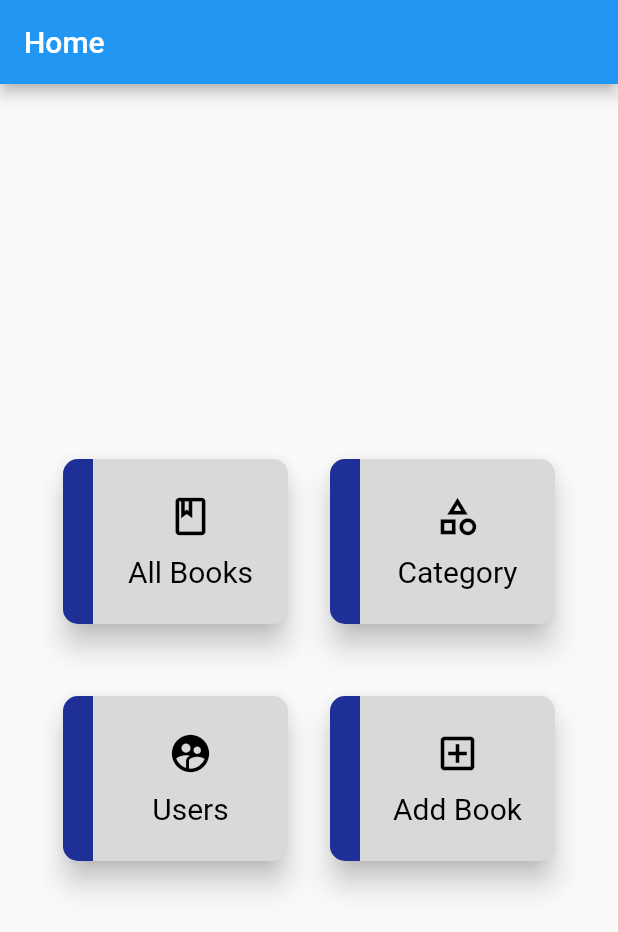
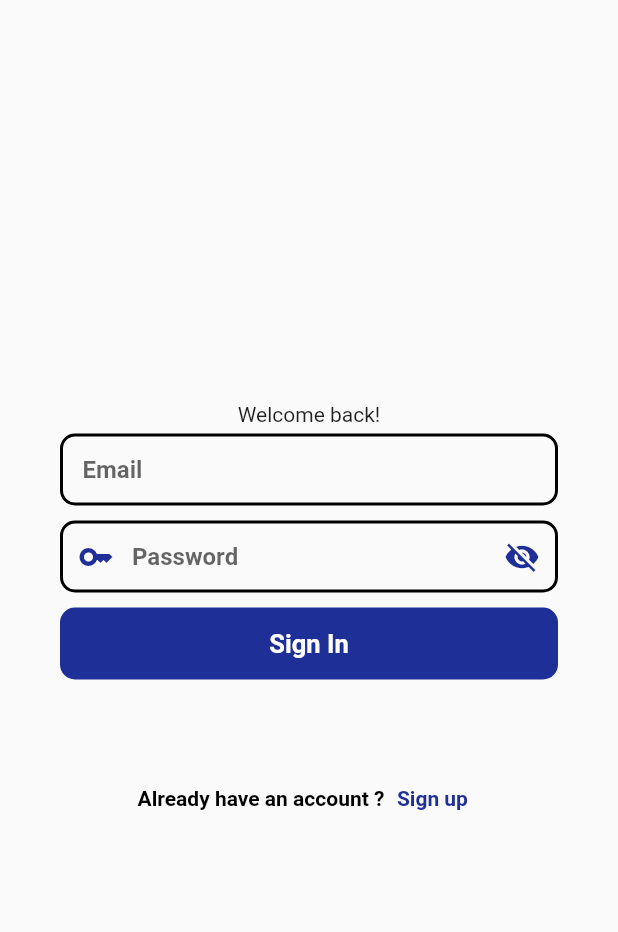
Before and after one commit to hashanranasinghe/library_management_app, a Flutter app: the screen it shows after launch, on a phone screen of 412 x 824 dp. Shown: the top 932 px of the screen. Run offline on Flutter 3.47's test engine with Material 2 defaults, Android fonts, the phone set to English and light mode, and no system bars; our stand-ins replace cloud_firestore, file_picker, firebase_auth, firebase_core, firebase_storage, fluttertoast; accounts and stored records are empty; Roboto replaces fonts that are missing (InriaSans).

Commit message:
login & signup

```diff
--- a/lib/api/validator.dart
+++ b/lib/api/validator.dart
@@ -47,7 +47,7 @@ class Validator {
   static String? videoValidate(String value) {
     if (value.isEmpty) {
       return "Name cannot be Empty";
-    } else if (value.length < 3) {
+    } else if (value.length < 1) {
       return "Invalid Name.";
     }
     return null;
--- a/lib/main.dart
+++ b/lib/main.dart
@@ -1,18 +1,13 @@
 import 'package:firebase_core/firebase_core.dart';
 import 'package:flutter/material.dart';
-import 'package:flutter/services.dart';
-import 'package:library_management_app/models/models.dart';
 import 'package:library_management_app/models/provider.dart';
 import 'package:library_management_app/screens/add_book_screen.dart';
 import 'package:library_management_app/screens/admin_home_screen.dart';
 import 'package:library_management_app/screens/all_books_screen.dart';
+import 'package:library_management_app/screens/loginscreen.dart';
+import 'package:library_management_app/screens/signup_screen.dart';
 import 'package:provider/provider.dart';
 
-// Future main() async {
-//   WidgetsFlutterBinding.ensureInitialized();
-//   await Firebase.initializeApp();
-//   runApp(const MyApp());
-// }
 
 Future<void> main() async {
 
@@ -33,11 +28,15 @@ class MyApp extends StatelessWidget {
       ],
       child: MaterialApp(
         debugShowCheckedModeBanner: false,
-        home: const AdminHomeScreen(),
+        home: const LoginScreen(),
         routes: {
           AdminHomeScreen.routName: (ctx) => const AdminHomeScreen(),
           AddBookScreen.routName: (ctx) => const AddBookScreen(),
           AllBooksScreen.routName: (ctx) => const AllBooksScreen(),
+          SignupScreen.routName: (ctx) => const SignupScreen(),
+          LoginScreen.routName: (ctx) => const LoginScreen(),
+
+
         },
       ),
     );
--- a/lib/screens/admin_home_screen.dart
+++ b/lib/screens/admin_home_screen.dart
@@ -34,7 +34,7 @@ class _AdminHomeScreenState extends State<AdminHomeScreen> {
                 function: () {
                   print(video.bName);
                   Navigator.of(context)
-                      .pushReplacementNamed(AllBooksScreen.routName);
+                      .pushNamed(AllBooksScreen.routName);
                 },
               ),
               CardView(
--- /dev/null
+++ b/lib/screens/loginscreen.dart
@@ -0,0 +1,111 @@
+import 'package:firebase_auth/firebase_auth.dart';
+import 'package:flutter/material.dart';
+import 'package:flutter/widgets.dart';
+import 'package:fluttertoast/fluttertoast.dart';
+import 'package:library_management_app/api/constant.dart';
+import 'package:library_management_app/api/validator.dart';
+import 'package:library_management_app/screens/admin_home_screen.dart';
+import 'package:library_management_app/screens/signup_screen.dart';
+import 'package:library_management_app/widgets/button.dart';
+import 'package:library_management_app/widgets/input_field.dart';
+import 'package:library_management_app/widgets/input_password.dart';
+
+class LoginScreen extends StatefulWidget {
+  const LoginScreen({Key? key}) : super(key: key);
+  static const routName = 'login-screen';
+
+  @override
+  State<LoginScreen> createState() => _LoginScreenState();
+}
+
+class _LoginScreenState extends State<LoginScreen> {
+  final _form = GlobalKey<FormState>();
+  final _auth = FirebaseAuth.instance;
+  TextEditingController emailController = TextEditingController();
+  TextEditingController passwordController = TextEditingController();
+  @override
+  Widget build(BuildContext context) {
+    return Scaffold(
+      body: Form(
+        key: _form,
+        child: Column(
+          mainAxisAlignment: MainAxisAlignment.center,
+          children: [
+            Text("Welcome back!"),
+            _buildEmail(),
+            _buildPassword(),
+            _buildLoginButton(),
+            SizedBox(
+              height: 50,
+            ),
+            Row(
+              mainAxisAlignment: MainAxisAlignment.center,
+              children: [
+                const Text("Already have an account ?",
+                    style: TextStyle(
+                        color: Colors.black,
+                        fontFamily: 'InriaSans',
+                        fontWeight: FontWeight.bold)),
+                TextButton(
+                  child: const Text('Sign up',
+                      style: TextStyle(
+                          color: primaryColor,
+
+                          fontWeight: FontWeight.bold)),
+                  onPressed: () {
+                    Navigator.of(context)
+                        .pushReplacementNamed(SignupScreen.routName);
+                  },
+                )
+              ],
+            ),
+
+
+          ],
+        ),
+      ),
+    );
+  }
+
+  Widget _buildEmail() {
+    return InputField(
+        controller: emailController,
+        textInputType: TextInputType.emailAddress,
+        text: "Email",
+        function: Validator.emailValidate);
+  }
+
+  Widget _buildPassword() {
+    return InputPasswordField(
+      textEditingController: passwordController,
+      text: "Password",
+      function: Validator.passwordValidate,
+    );
+  }
+
+  Widget _buildLoginButton() {
+    return ButtonField(function: () {
+      signIn(emailController.text,
+          passwordController.text);
+    }, text: "Sign In");
+  }
+
+  Future<void> signIn(String email, String password) async {
+    if (_form.currentState!.validate()) {
+      print(email);
+      await _auth
+          .signInWithEmailAndPassword(email: email, password: password)
+          .then((uid) => {
+        Fluttertoast.showToast(msg: "Login Successfully"),
+        Navigator.of(context)
+            .pushReplacementNamed(AdminHomeScreen.routName),
+      })
+          .catchError((e) {
+        Fluttertoast.showToast(
+            msg: 'Incorrect Email or Password.',
+            toastLength: Toast.LENGTH_LONG);
+      });
+    }
+  }
+
+}
--- a/pubspec.yaml
+++ b/pubspec.yaml
@@ -41,6 +41,7 @@ dependencies:
   fluttertoast: ^8.0.9
   cloud_firestore: ^3.2.1
   provider: ^6.0.3
+  firebase_auth: ^3.4.1
 
 dev_dependencies:
   flutter_test:
```
Also changed, not shown: lib/models/createaccount.dart (added, +41 -0 lines), lib/screens/all_books_screen.dart (+10 -3 lines), lib/screens/signup_screen.dart (+58 -5 lines), lib/widgets/bookcard.dart (deleted, +0 -15 lines), pubspec.lock.
